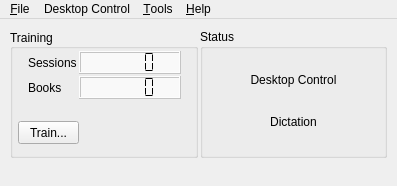
Old version of the form ui/windows/main.ui in the repository smartboyhw/speechcontrol.
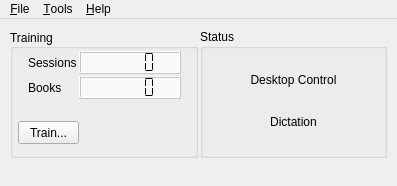
New version of the form. Icons and pictures are not drawn.

Commit message: Tied the About dialog into the core application. Added a simple menu to the indicator.

Diff of the .ui file:
```diff
--- a/ui/windows/main.ui
+++ b/ui/windows/main.ui
@@ -246,7 +246,7 @@
      <x>0</x>
      <y>0</y>
      <width>397</width>
-     <height>22</height>
+     <height>21</height>
     </rect>
    </property>
    <widget class="QMenu" name="menuFile">
@@ -275,18 +275,10 @@
     </widget>
     <addaction name="menuTraining"/>
     <addaction name="separator"/>
-    <addaction name="actionOptions"/>
-   </widget>
-   <widget class="QMenu" name="menuDesktop_Control">
-    <property name="title">
-     <string>Desktop Control</string>
-    </property>
-    <addaction name="actionStartDesktopControl"/>
-    <addaction name="separator"/>
-    <addaction name="actionOptionsDesktopControl"/>
+    <addaction name="menuWizards"/>
+    <addaction name="actionGeneralOptions"/>
    </widget>
    <addaction name="menuFile"/>
-   <addaction name="menuDesktop_Control"/>
    <addaction name="menuTools"/>
    <addaction name="menuHelp"/>
   </widget>
```
Left out of the diff: 113 changed lines with no effect on the pictures. The commit also changes 56 other files.
